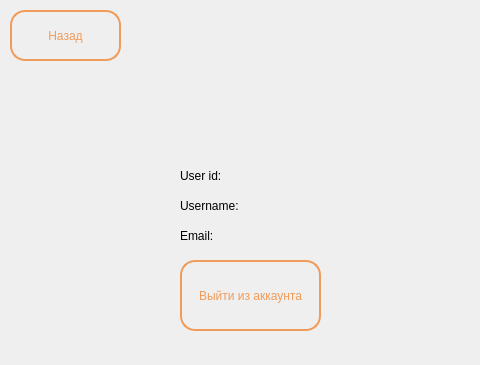
Old version of the form data/ui_files/profile_screen.ui in the repository Gelzy788/DnD-Helper; both pictures show x 0 to 480 and y 0 to 365 of the 731 by 491 pixel window.
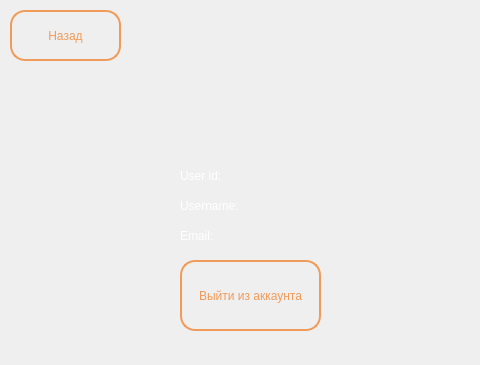
New version of the form. Icons and pictures are not drawn.

Commit message: Interface has been edited

Patch:
```diff
--- a/data/ui_files/profile_screen.ui
+++ b/data/ui_files/profile_screen.ui
@@ -23,6 +23,11 @@
       <height>31</height>
      </rect>
     </property>
+    <property name="styleSheet">
+     <string notr="true">QLabel{
+	color: white;
+}</string>
+    </property>
     <property name="text">
      <string>Username:</string>
     </property>
@@ -36,6 +41,11 @@
       <height>31</height>
      </rect>
     </property>
+    <property name="styleSheet">
+     <string notr="true">QLabel{
+	color: white;
+}</string>
+    </property>
     <property name="text">
      <string>Email: </string>
     </property>
@@ -75,6 +85,11 @@
       <height>31</height>
      </rect>
     </property>
+    <property name="styleSheet">
+     <string notr="true">QLabel{
+	color: white;
+}</string>
+    </property>
     <property name="text">
      <string>User id: </string>
     </property>
```
Left out of the diff: 15 changed lines with no effect on the pictures. The commit also changes 6 other files.
